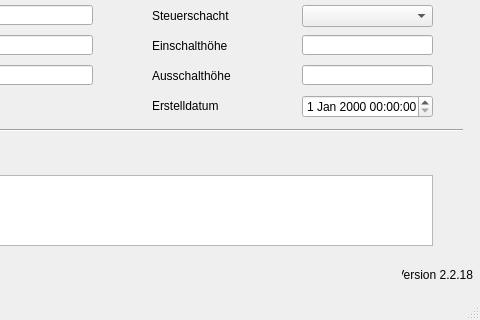
The window that qkan/database/templates/pumpen.ui (hoettges/QKan) describes before a commit, drawn with Qt 5; both pictures show x 168 to 648 and y 125 to 445 of the 648 by 445 pixel window.
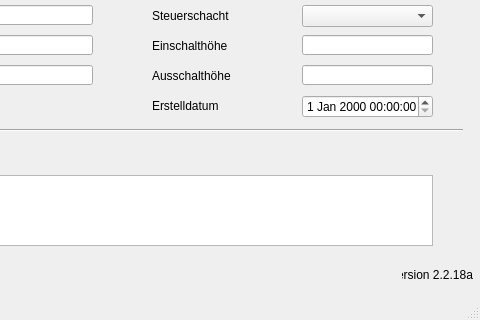
The same window after the commit. Custom widgets are drawn as their Qt base class.

```diff
--- a/qkan/database/templates/pumpen.ui
+++ b/qkan/database/templates/pumpen.ui
@@ -352,7 +352,7 @@
      <string>Version QKan Import</string>
     </property>
     <property name="text">
-     <string>Version 2.2.18</string>
+     <string>Version 2.2.18a</string>
     </property>
     <property name="alignment">
      <set>Qt::AlignRight|Qt::AlignTrailing|Qt::AlignVCenter</set>
```
